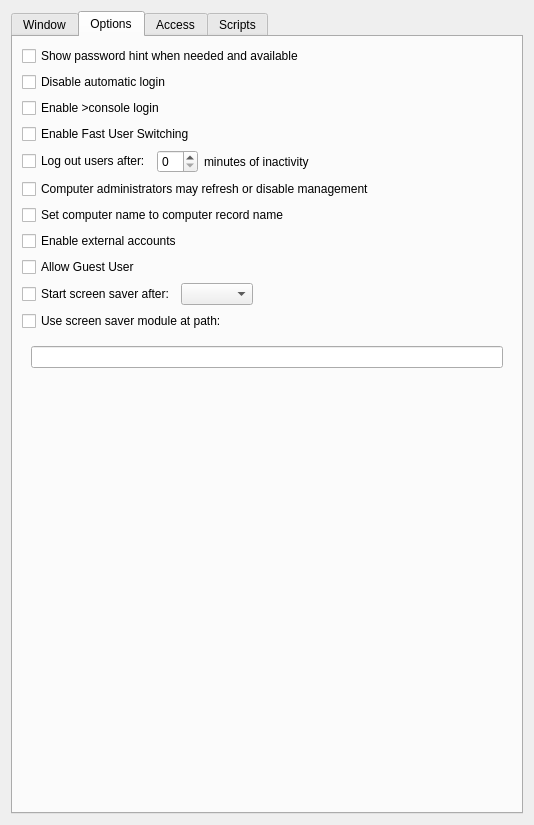
This is FWAdminLib/Configurator/LoginWindowForm.ui in fw-dev/translations as Qt 5 draws it before an edit. The edited form follows.
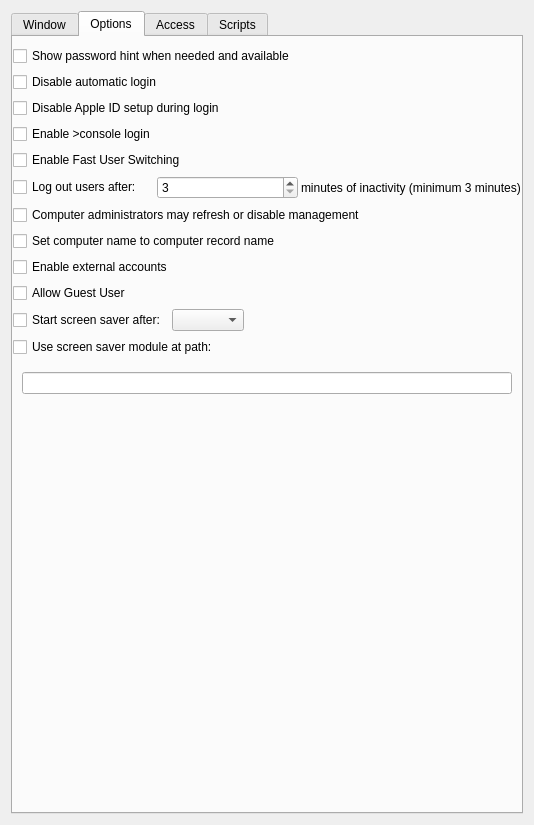
This is the edited form. The open tabs and pages were chosen to show the change. Icons and pictures are not drawn.

Patch:
```diff
--- a/FWAdminLib/Configurator/LoginWindowForm.ui
+++ b/FWAdminLib/Configurator/LoginWindowForm.ui
@@ -149,6 +149,12 @@
        <string>Options</string>
       </attribute>
       <layout class="QVBoxLayout" name="verticalLayout_2">
+       <property name="leftMargin">
+        <number>0</number>
+       </property>
+       <property name="rightMargin">
+        <number>0</number>
+       </property>
        <item>
         <widget class="QCheckBox" name="m_checkShowPasswordHint">
          <property name="text">
@@ -163,6 +169,13 @@
          </property>
         </widget>
        </item>
+       <item>
+        <widget class="QCheckBox" name="m_checkDisableAppleIDSetupDuringLogin">
+         <property name="text">
+          <string>Disable Apple ID setup during login</string>
+         </property>
+        </widget>
+       </item>
        <item>
         <widget class="QCheckBox" name="m_checkEnableConsoleLogin">
          <property name="text">
@@ -179,6 +192,9 @@
        </item>
        <item>
         <layout class="QHBoxLayout" name="horizontalLayout">
+         <property name="spacing">
+          <number>3</number>
+         </property>
          <item>
           <widget class="QCheckBox" name="m_checkLogoutAfter">
            <property name="text">
@@ -187,28 +203,19 @@
           </widget>
          </item>
          <item>
-          <widget class="QSpinBox" name="m_spinLogoutTimeout"/>
+          <widget class="QSpinBox" name="m_spinLogoutTimeout">
+           <property name="minimum">
+            <number>3</number>
+           </property>
+          </widget>
          </item>
          <item>
           <widget class="QLabel" name="label_4">
            <property name="text">
-            <string>minutes of inactivity</string>
+            <string>minutes of inactivity (minimum 3 minutes)</string>
            </property>
           </widget>
          </item>
-         <item>
-          <spacer name="horizontalSpacer_2">
-           <property name="orientation">
-            <enum>Qt::Horizontal</enum>
-           </property>
-           <property name="sizeHint" stdset="0">
-            <size>
-             <width>40</width>
-             <height>20</height>
-            </size>
-           </property>
-          </spacer>
-         </item>
         </layout>
        </item>
        <item>
```
